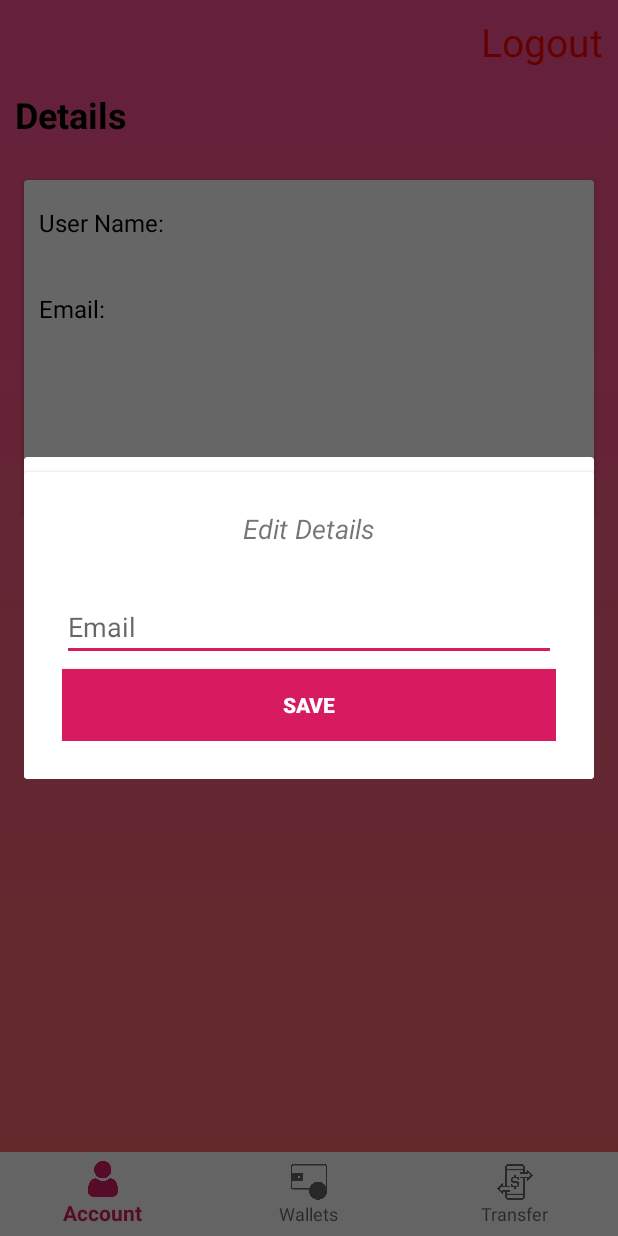
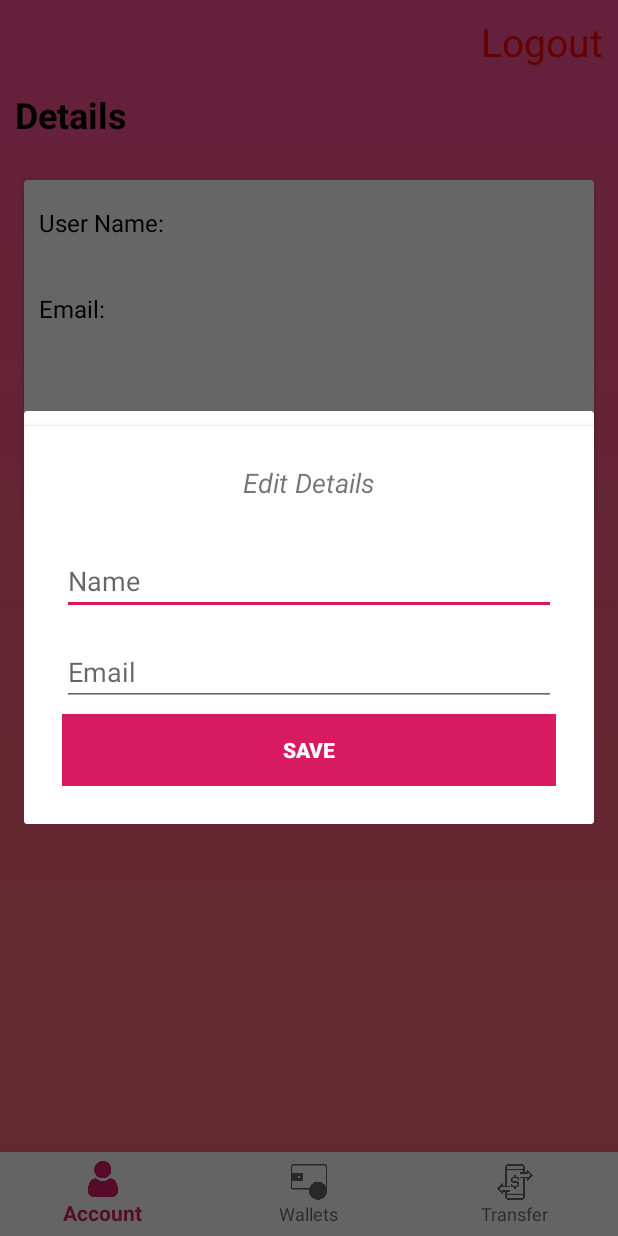
Before and after one commit to Weefle/BankAccountManager, an Android app: the screen it shows after launch once a user with an empty profile is signed in (HomeActivity), after a tap on "EDIT", on a phone screen of 412 x 824 dp. Run offline under Robolectric (Android 15) with nearby library versions, the phone set to English and light mode, and no system bars; our stand-ins replace Firebase (no records; nobody signed in at launch, a user with empty details on screens opened directly).

Commit message:
Added name change

```diff
--- a/app/src/main/res/layout/popup.xml
+++ b/app/src/main/res/layout/popup.xml
@@ -26,15 +26,28 @@
                 android:textStyle="italic" />
 
             <EditText
+                android:id="@+id/editTextName"
+                android:layout_width="match_parent"
+                android:layout_height="wrap_content"
+                android:inputType="textPersonName"
+                android:layout_below="@id/tile"
+                android:layout_marginTop="15dp"
+                android:hint="Name"
+
+                />
+
+            <EditText
                 android:id="@+id/editTextEmail"
                 android:layout_width="match_parent"
                 android:layout_height="wrap_content"
                 android:inputType="textEmailAddress"
-                android:layout_below="@id/tile"
+                android:layout_below="@id/editTextName"
                 android:layout_marginTop="15dp"
                 android:hint="Email"
 
                 />
+
+
 
 
             <Button
--- a/build.gradle
+++ b/build.gradle
@@ -8,7 +8,7 @@ buildscript {
 
     }
     dependencies {
-        classpath 'com.android.tools.build:gradle:4.0.0'
+        classpath 'com.android.tools.build:gradle:4.2.0'
         classpath 'com.google.gms:google-services:4.3.3'
 
 
```
Also changed, not shown: app/src/main/java/fr/weefle/myapplication/Fragment/HomeFragment.java (+40 -19 lines), gradle/wrapper/gradle-wrapper.properties.
